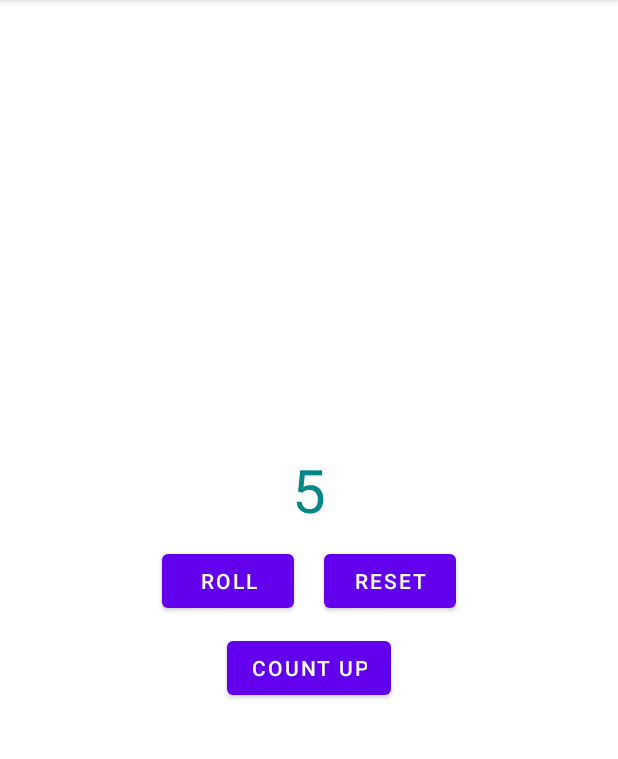
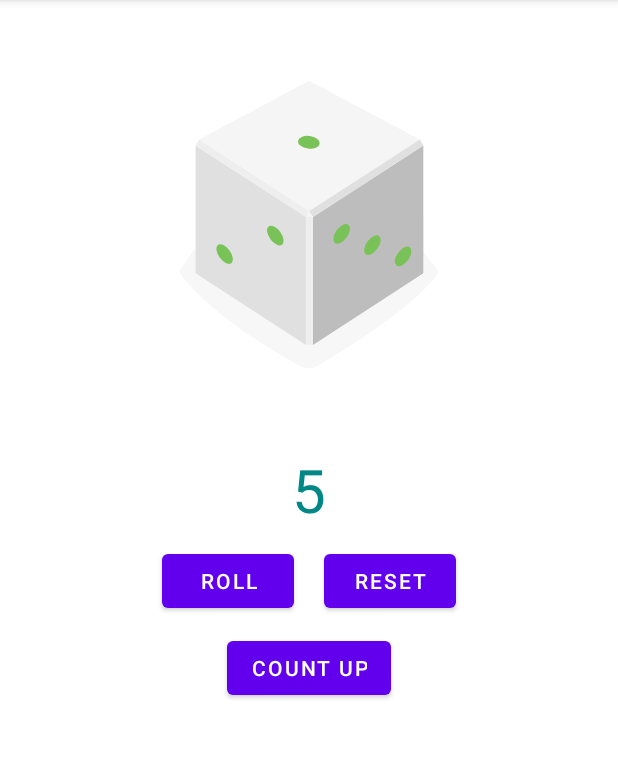
Before and after one commit to jibachhydv/codelab_2, an Android app: the screen it shows after launch (MainActivity), on a phone screen of 412 x 824 dp, the part 84-843 px from its top. Run offline under Robolectric (Android 15) with nearby library versions, the phone set to English and light mode, and no system bars.

Commit message:
Dice Images added

```diff
--- a/app/src/main/java/com/example/codelab_2/MainActivity.kt
+++ b/app/src/main/java/com/example/codelab_2/MainActivity.kt
@@ -4,6 +4,7 @@ import androidx.appcompat.app.AppCompatActivity
 import android.os.Bundle
 import android.util.Log
 import android.widget.Button
+import android.widget.ImageView
 import android.widget.TextView
 import android.widget.Toast
 
@@ -21,14 +22,11 @@ class MainActivity : AppCompatActivity() {
         // set roll value to random number
         rollValue.text = randomNumber()
 
-        Log.d("error", "i am error")
 
         // onClick Event Listener
         rollBtn.setOnClickListener {
 
-            val rands = (1..6).random()
-
-            rollValue.text = randomNumber()
+            rollDice()
         }
 
         var countup:Button = findViewById(R.id.countup)
@@ -51,7 +49,24 @@ class MainActivity : AppCompatActivity() {
     }
 
     private fun rollDice() {
-        Toast.makeText(this,"Button Clicked", Toast.LENGTH_SHORT).show()
+
+        val randomInt = (1..6).random()
+        val resultText: TextView = findViewById(R.id.rollValue)
+        resultText.text = randomInt.toString()
+
+        val img:ImageView = findViewById(R.id.dice_image)
+
+        val drawableResource = when (randomInt) {
+            1 -> R.drawable.dice_1
+            2 -> R.drawable.dice_2
+            3 -> R.drawable.dice_3
+            4 -> R.drawable.dice_4
+            5 -> R.drawable.dice_5
+            else -> R.drawable.dice_6
+        }
+
+        img.setImageResource(drawableResource)
+
     }
 
     private fun countUp() {
--- /dev/null
+++ b/app/src/main/res/drawable/dice_1.xml
@@ -0,0 +1,66 @@
+<!--
+  ~ Copyright 2018, The Android Open Source Project
+  ~
+  ~ Licensed under the Apache License, Version 2.0 (the "License");
+  ~ you may not use this file except in compliance with the License.
+  ~ You may obtain a copy of the License at
+  ~
+  ~     http://www.apache.org/licenses/LICENSE-2.0
+  ~
+  ~ Unless required by applicable law or agreed to in writing, software
+  ~ distributed under the License is distributed on an "AS IS" BASIS,
+  ~ WITHOUT WARRANTIES OR CONDITIONS OF ANY KIND, either express or implied.
+  ~ See the License for the specific language governing permissions and
+  ~ limitations under the License.
+  -->
+
+<vector xmlns:android="http://schemas.android.com/apk/res/android"
+    android:width="200dp"
+    android:height="250dp"
+    android:viewportWidth="800"
+    android:viewportHeight="1000">
+    <path
+        android:fillAlpha="0.5"
+        android:fillColor="#eee"
+        android:pathData="M740.8,635.42c-68.27,90.47 -249.77,201.76 -316,240.63a50.7,50.7 0,0 1,-49.93 0.81c-64.19,-35 -234.09,-133.88 -315.65,-242a14.69,14.69 0,0 1,-0.12 -17.49c77.58,-106.29 159.67,-258.89 341.06,-258.89 182,0 242.19,139.08 340.27,258.88A14.62,14.62 0,0 1,740.8 635.42Z"
+        android:strokeAlpha="0.5" />
+    <path
+        android:fillColor="#bdbdbd"
+        android:pathData="M704.9,630l-294.29,191.06l0,-340.85l294.29,-191.06l0,340.85z" />
+    <path
+        android:fillColor="#e0e0e0"
+        android:pathData="M97.59,630l294.29,191.06l0,-340.85l-294.29,-191.06l0,340.85z" />
+    <path
+        android:fillColor="#f5f5f5"
+        android:pathData="M400.14,464.73l-293.19,-191.45l293.19,-156.31l295.39,156.31l-295.39,191.45z" />
+    <path
+        android:fillColor="#eee"
+        android:pathData="M106.95,273.28l-9.36,15.87l294.29,191.06l8.26,-15.48l-293.19,-191.45z" />
+    <path
+        android:fillColor="#e0e0e0"
+        android:pathData="M695.53,273.28l9.37,15.87l-294.29,191.06l-10.47,-15.48l295.39,-191.45z" />
+    <path
+        android:fillColor="#eee"
+        android:pathData="M391.88,480.21h18.73v340.85h-18.73z" />
+    <path
+        android:fillColor="#f5f5f5"
+        android:pathData="M400.14,464.73l-8.26,15.48l18.73,0l-10.47,-15.48z" />
+    <path
+        android:fillColor="#78c257"
+        android:pathData="M397.45,297.62a16.9,28.71 97.07,1 0,4.16 -33.54a16.9,28.71 97.07,1 0,-4.16 33.54z" />
+    <path
+        android:fillColor="#78c257"
+        android:pathData="M297.17,539.02a30.12,16.11 53.82,1 0,26.01 -19.02a30.12,16.11 53.82,1 0,-26.01 19.02z" />
+    <path
+        android:fillColor="#78c257"
+        android:pathData="M161.96,588.24a30.12,16.11 53.82,1 0,26.01 -19.02a30.12,16.11 53.82,1 0,-26.01 19.02z" />
+    <path
+        android:fillColor="#78c257"
+        android:pathData="M551.15,579.45a30.12,16.11 126.18,1 0,35.56 -48.62a30.12,16.11 126.18,1 0,-35.56 48.62z" />
+    <path
+        android:fillColor="#78c257"
+        android:pathData="M469.12,549.58a30.12,16.11 126.18,1 0,35.56 -48.62a30.12,16.11 126.18,1 0,-35.56 48.62z" />
+    <path
+        android:fillColor="#78c257"
+        android:pathData="M633.17,609.29a30.12,16.11 126.18,1 0,35.56 -48.62a30.12,16.11 126.18,1 0,-35.56 48.62z" />
+</vector>
--- /dev/null
+++ b/app/src/main/res/drawable/dice_2.xml
@@ -0,0 +1,66 @@
+<!--
+  ~ Copyright 2018, The Android Open Source Project
+  ~
+  ~ Licensed under the Apache License, Version 2.0 (the "License");
+  ~ you may not use this file except in compliance with the License.
+  ~ You may obtain a copy of the License at
+  ~
+  ~     http://www.apache.org/licenses/LICENSE-2.0
+  ~
+  ~ Unless required by applicable law or agreed to in writing, software
+  ~ distributed under the License is distributed on an "AS IS" BASIS,
+  ~ WITHOUT WARRANTIES OR CONDITIONS OF ANY KIND, either express or implied.
+  ~ See the License for the specific language governing permissions and
+  ~ limitations under the License.
+  -->
+
+<vector xmlns:android="http://schemas.android.com/apk/res/android"
+    android:width="200dp"
+    android:height="250dp"
+    android:viewportWidth="800"
+    android:viewportHeight="1000">
+    <path
+        android:fillAlpha="0.5"
+        android:fillColor="#eee"
+        android:pathData="M740.8,635.42c-68.27,90.47 -249.77,201.76 -316,240.63a50.7,50.7 0,0 1,-49.93 0.81c-64.19,-35 -234.09,-133.88 -315.65,-242a14.69,14.69 0,0 1,-0.12 -17.49c77.58,-106.29 159.67,-258.89 341.06,-258.89 182,0 242.19,139.08 340.27,258.88A14.62,14.62 0,0 1,740.8 635.42Z"
+        android:strokeAlpha="0.5" />
+    <path
+        android:fillColor="#bdbdbd"
+        android:pathData="M704.9,630l-294.29,191.06l0,-340.85l294.29,-191.06l0,340.85z" />
+    <path
+        android:fillColor="#e0e0e0"
+        android:pathData="M97.59,630l294.29,191.06l0,-340.85l-294.29,-191.06l0,340.85z" />
+    <path
+        android:fillColor="#f5f5f5"
+        android:pathData="M400.14,464.73l-293.19,-191.45l293.19,-156.31l295.39,156.31l-295.39,191.45z" />
+    <path
+        android:fillColor="#eee"
+        android:pathData="M106.95,273.28l-9.36,15.87l294.29,191.06l8.26,-15.48l-293.19,-191.45z" />
+    <path
+        android:fillColor="#e0e0e0"
+        android:pathData="M695.53,273.28l9.37,15.87l-294.29,191.06l-10.47,-15.48l295.39,-191.45z" />
+    <path
+        android:fillColor="#eee"
+        android:pathData="M391.88,480.21h18.73v340.85h-18.73z" />
+    <path
+        android:fillColor="#f5f5f5"
+        android:pathData="M400.14,464.73l-8.26,15.48l18.73,0l-10.47,-15.48z" />
+    <path
+        android:fillColor="#78c257"
+        android:pathData="M520.85,303.25a16.9,28.71 97.07,1 0,4.16 -33.54a16.9,28.71 97.07,1 0,-4.16 33.54z" />
+    <path
+        android:fillColor="#78c257"
+        android:pathData="M273.33,291.99a16.9,28.71 97.07,1 0,4.16 -33.54a16.9,28.71 97.07,1 0,-4.16 33.54z" />
+    <path
+        android:fillColor="#78c257"
+        android:pathData="M229.56,563.64a30.12,16.11 53.82,1 0,26.01 -19.02a30.12,16.11 53.82,1 0,-26.01 19.02z" />
+    <path
+        android:fillColor="#78c257"
+        android:pathData="M311.58,533.77a30.12,16.11 53.82,1 0,26.01 -19.02a30.12,16.11 53.82,1 0,-26.01 19.02z" />
+    <path
+        android:fillColor="#78c257"
+        android:pathData="M147.54,593.49a30.12,16.11 53.82,1 0,26.01 -19.02a30.12,16.11 53.82,1 0,-26.01 19.02z" />
+    <path
+        android:fillColor="#78c257"
+        android:pathData="M551.15,579.45a30.12,16.11 126.18,1 0,35.56 -48.62a30.12,16.11 126.18,1 0,-35.56 48.62z" />
+</vector>
--- /dev/null
+++ b/app/src/main/res/drawable/dice_3.xml
@@ -0,0 +1,66 @@
+<!--
+  ~ Copyright 2018, The Android Open Source Project
+  ~
+  ~ Licensed under the Apache License, Version 2.0 (the "License");
+  ~ you may not use this file except in compliance with the License.
+  ~ You may obtain a copy of the License at
+  ~
+  ~     http://www.apache.org/licenses/LICENSE-2.0
+  ~
+  ~ Unless required by applicable law or agreed to in writing, software
+  ~ distributed under the License is distributed on an "AS IS" BASIS,
+  ~ WITHOUT WARRANTIES OR CONDITIONS OF ANY KIND, either express or implied.
+  ~ See the License for the specific language governing permissions and
+  ~ limitations under the License.
+  -->
+
+<vector xmlns:android="http://schemas.android.com/apk/res/android"
+    android:width="200dp"
+    android:height="250dp"
+    android:viewportWidth="800"
+    android:viewportHeight="1000">
+    <path
+        android:fillAlpha="0.5"
+        android:fillColor="#eee"
+        android:pathData="M740.8,635.42c-68.27,90.47 -249.77,201.76 -316,240.63a50.7,50.7 0,0 1,-49.93 0.81c-64.19,-35 -234.09,-133.88 -315.65,-242a14.69,14.69 0,0 1,-0.12 -17.49c77.58,-106.29 159.67,-258.89 341.06,-258.89 182,0 242.19,139.08 340.27,258.88A14.62,14.62 0,0 1,740.8 635.42Z"
+        android:strokeAlpha="0.5" />
+    <path
+        android:fillColor="#bdbdbd"
+        android:pathData="M704.9,630l-294.29,191.06l0,-340.85l294.29,-191.06l0,340.85z" />
+    <path
+        android:fillColor="#e0e0e0"
+        android:pathData="M97.59,630l294.29,191.06l0,-340.85l-294.29,-191.06l0,340.85z" />
+    <path
+        android:fillColor="#f5f5f5"
+        android:pathData="M400.14,464.73l-293.19,-191.45l293.19,-156.31l295.39,156.31l-295.39,191.45z" />
+    <path
+        android:fillColor="#eee"
+        android:pathData="M106.95,273.28l-9.36,15.87l294.29,191.06l8.26,-15.48l-293.19,-191.45z" />
+    <path
+        android:fillColor="#e0e0e0"
+        android:pathData="M695.53,273.28l9.37,15.87l-294.29,191.06l-10.47,-15.48l295.39,-191.45z" />
+    <path
+        android:fillColor="#eee"
+        android:pathData="M391.88,480.21h18.73v340.85h-18.73z" />
+    <path
+        android:fillColor="#f5f5f5"
+        android:pathData="M400.14,464.73l-8.26,15.48l18.73,0l-10.47,-15.48z" />
+    <path
+        android:fillColor="#78c257"
+        android:pathData="M398.11,297.62a16.9,28.71 97.07,1 0,4.16 -33.54a16.9,28.71 97.07,1 0,-4.16 33.54z" />
+    <path
+        android:fillColor="#78c257"
+        android:pathData="M548.27,304.46a16.9,28.71 97.07,1 0,4.16 -33.54a16.9,28.71 97.07,1 0,-4.16 33.54z" />
+    <path
+        android:fillColor="#78c257"
+        android:pathData="M247.95,290.79a16.9,28.71 97.07,1 0,4.16 -33.54a16.9,28.71 97.07,1 0,-4.16 33.54z" />
+    <path
+        android:fillColor="#78c257"
+        android:pathData="M229.56,563.64a30.12,16.11 53.82,1 0,26.01 -19.02a30.12,16.11 53.82,1 0,-26.01 19.02z" />
+    <path
+        android:fillColor="#78c257"
+        android:pathData="M483.54,554.83a30.12,16.11 126.18,1 0,35.56 -48.62a30.12,16.11 126.18,1 0,-35.56 48.62z" />
+    <path
+        android:fillColor="#78c257"
+        android:pathData="M618.75,604.04a30.12,16.11 126.18,1 0,35.56 -48.62a30.12,16.11 126.18,1 0,-35.56 48.62z" />
+</vector>
--- /dev/null
+++ b/app/src/main/res/drawable/dice_4.xml
@@ -0,0 +1,69 @@
+<!--
+  ~ Copyright 2018, The Android Open Source Project
+  ~
+  ~ Licensed under the Apache License, Version 2.0 (the "License");
+  ~ you may not use this file except in compliance with the License.
+  ~ You may obtain a copy of the License at
+  ~
+  ~     http://www.apache.org/licenses/LICENSE-2.0
+  ~
+  ~ Unless required by applicable law or agreed to in writing, software
+  ~ distributed under the License is distributed on an "AS IS" BASIS,
+  ~ WITHOUT WARRANTIES OR CONDITIONS OF ANY KIND, either express or implied.
+  ~ See the License for the specific language governing permissions and
+  ~ limitations under the License.
+  -->
+
+<vector xmlns:android="http://schemas.android.com/apk/res/android"
+    android:width="200dp"
+    android:height="250dp"
+    android:viewportWidth="800"
+    android:viewportHeight="1000">
+    <path
+        android:fillAlpha="0.5"
+        android:fillColor="#eee"
+        android:pathData="M740.8,635.42c-68.27,90.47 -249.77,201.76 -316,240.63a50.7,50.7 0,0 1,-49.93 0.81c-64.19,-35 -234.09,-133.88 -315.65,-242a14.69,14.69 0,0 1,-0.12 -17.49c77.58,-106.29 159.67,-258.89 341.06,-258.89 182,0 242.19,139.08 340.27,258.88A14.62,14.62 0,0 1,740.8 635.42Z"
+        android:strokeAlpha="0.5" />
+    <path
+        android:fillColor="#bdbdbd"
+        android:pathData="M704.9,630l-294.29,191.06l0,-340.85l294.29,-191.06l0,340.85z" />
+    <path
+        android:fillColor="#e0e0e0"
+        android:pathData="M97.59,630l294.29,191.06l0,-340.85l-294.29,-191.06l0,340.85z" />
+    <path
+        android:fillColor="#f5f5f5"
+        android:pathData="M400.14,464.73l-293.19,-191.45l293.19,-156.31l295.39,156.31l-295.39,191.45z" />
+    <path
+        android:fillColor="#eee"
+        android:pathData="M106.95,273.28l-9.36,15.87l294.29,191.06l8.26,-15.48l-293.19,-191.45z" />
+    <path
+        android:fillColor="#e0e0e0"
+        android:pathData="M695.53,273.28l9.37,15.87l-294.29,191.06l-10.47,-15.48l295.39,-191.45z" />
+    <path
+        android:fillColor="#eee"
+        android:pathData="M391.88,480.21h18.73v340.85h-18.73z" />
+    <path
+        android:fillColor="#f5f5f5"
+        android:pathData="M400.14,464.73l-8.26,15.48l18.73,0l-10.47,-15.48z" />
+    <path
+        android:fillColor="#78c257"
+        android:pathData="M530.08,303.65a16.9,28.71 97.07,1 0,4.16 -33.54a16.9,28.71 97.07,1 0,-4.16 33.54z" />
+    <path
+        android:fillColor="#78c257"
+        android:pathData="M389.68,218.17a16.9,28.71 97.07,1 0,4.16 -33.54a16.9,28.71 97.07,1 0,-4.16 33.54z" />
+    <path
+        android:fillColor="#78c257"
+        android:pathData="M405.35,377.09a16.9,28.71 97.07,1 0,4.16 -33.54a16.9,28.71 97.07,1 0,-4.16 33.54z" />
+    <path
+        android:fillColor="#78c257"
+        android:pathData="M264.95,291.6a16.9,28.71 97.07,1 0,4.16 -33.54a16.9,28.71 97.07,1 0,-4.16 33.54z" />
+    <path
+        android:fillColor="#78c257"
+        android:pathData="M297.17,541.59a30.12,16.11 53.82,1 0,26.01 -19.02a30.12,16.11 53.82,1 0,-26.01 19.02z" />
+    <path
+        android:fillColor="#78c257"
+        android:pathData="M161.96,590.81a30.12,16.11 53.82,1 0,26.01 -19.02a30.12,16.11 53.82,1 0,-26.01 19.02z" />
+    <path
+        android:fillColor="#78c257"
+        android:pathData="M551.15,579.45a30.12,16.11 126.18,1 0,35.56 -48.62a30.12,16.11 126.18,1 0,-35.56 48.62z" />
+</vector>
--- /dev/null
+++ b/app/src/main/res/drawable/dice_5.xml
@@ -0,0 +1,75 @@
+<!--
+  ~ Copyright 2018, The Android Open Source Project
+  ~
+  ~ Licensed under the Apache License, Version 2.0 (the "License");
+  ~ you may not use this file except in compliance with the License.
+  ~ You may obtain a copy of the License at
+  ~
+  ~     http://www.apache.org/licenses/LICENSE-2.0
+  ~
+  ~ Unless required by applicable law or agreed to in writing, software
+  ~ distributed under the License is distributed on an "AS IS" BASIS,
+  ~ WITHOUT WARRANTIES OR CONDITIONS OF ANY KIND, either express or implied.
+  ~ See the License for the specific language governing permissions and
+  ~ limitations under the License.
+  -->
+
+<vector xmlns:android="http://schemas.android.com/apk/res/android"
+    android:width="200dp"
+    android:height="250dp"
+    android:viewportWidth="800"
+    android:viewportHeight="1000">
+    <path
+        android:fillAlpha="0.5"
+        android:fillColor="#eee"
+        android:pathData="M740.8,635.42c-68.27,90.47 -249.77,201.76 -316,240.63a50.7,50.7 0,0 1,-49.93 0.81c-64.19,-35 -234.09,-133.88 -315.65,-242a14.69,14.69 0,0 1,-0.12 -17.49c77.58,-106.29 159.67,-258.89 341.06,-258.89 182,0 242.19,139.08 340.27,258.88A14.62,14.62 0,0 1,740.8 635.42Z"
+        android:strokeAlpha="0.5" />
+    <path
+        android:fillColor="#bdbdbd"
+        android:pathData="M704.9,630l-294.29,191.06l0,-340.85l294.29,-191.06l0,340.85z" />
+    <path
+        android:fillColor="#e0e0e0"
+        android:pathData="M97.59,630l294.29,191.06l0,-340.85l-294.29,-191.06l0,340.85z" />
+    <path
+        android:fillColor="#f5f5f5"
+        android:pathData="M400.14,464.73l-293.19,-191.45l293.19,-156.31l295.39,156.31l-295.39,191.45z" />
+    <path
+        android:fillColor="#eee"
+        android:pathData="M106.95,273.28l-9.36,15.87l294.29,191.06l8.26,-15.48l-293.19,-191.45z" />
+    <path
+        android:fillColor="#e0e0e0"
+        android:pathData="M695.53,273.28l9.37,15.87l-294.29,191.06l-10.47,-15.48l295.39,-191.45z" />
+    <path
+        android:fillColor="#eee"
+        android:pathData="M391.88,480.21h18.73v340.85h-18.73z" />
+    <path
+        android:fillColor="#f5f5f5"
+        android:pathData="M400.14,464.73l-8.26,15.48l18.73,0l-10.47,-15.48z" />
+    <path
+        android:fillColor="#78c257"
+        android:pathData="M397.05,297.63a16.9,28.71 97.07,1 0,4.16 -33.54a16.9,28.71 97.07,1 0,-4.16 33.54z" />
+    <path
+        android:fillColor="#78c257"
+        android:pathData="M547.21,304.45a16.9,28.71 97.07,1 0,4.16 -33.54a16.9,28.71 97.07,1 0,-4.16 33.54z" />
+    <path
+        android:fillColor="#78c257"
+        android:pathData="M388.17,207.62a16.9,28.71 97.07,1 0,4.16 -33.54a16.9,28.71 97.07,1 0,-4.16 33.54z" />
+    <path
+        android:fillColor="#78c257"
+        android:pathData="M405.93,387.62a16.9,28.71 97.07,1 0,4.16 -33.54a16.9,28.71 97.07,1 0,-4.16 33.54z" />
+    <path
+        android:fillColor="#78c257"
+        android:pathData="M246.89,290.79a16.9,28.71 97.07,1 0,4.16 -33.54a16.9,28.71 97.07,1 0,-4.16 33.54z" />
+    <path
+        android:fillColor="#78c257"
+        android:pathData="M229.56,563.64a30.12,16.11 53.82,1 0,26.01 -19.02a30.12,16.11 53.82,1 0,-26.01 19.02z" />
+    <path
+        android:fillColor="#78c257"
+        android:pathData="M551.15,579.45a30.12,16.11 126.18,1 0,35.56 -48.62a30.12,16.11 126.18,1 0,-35.56 48.62z" />
+    <path
+        android:fillColor="#78c257"
+        android:pathData="M469.12,549.58a30.12,16.11 126.18,1 0,35.56 -48.62a30.12,16.11 126.18,1 0,-35.56 48.62z" />
+    <path
+        android:fillColor="#78c257"
+        android:pathData="M633.17,609.29a30.12,16.11 126.18,1 0,35.56 -48.62a30.12,16.11 126.18,1 0,-35.56 48.62z" />
+</vector>
--- /dev/null
+++ b/app/src/main/res/drawable/dice_6.xml
@@ -0,0 +1,81 @@
+<!--
+  ~ Copyright 2018, The Android Open Source Project
+  ~
+  ~ Licensed under the Apache License, Version 2.0 (the "License");
+  ~ you may not use this file except in compliance with the License.
+  ~ You may obtain a copy of the License at
+  ~
+  ~     http://www.apache.org/licenses/LICENSE-2.0
+  ~
+  ~ Unless required by applicable law or agreed to in writing, software
+  ~ distributed under the License is distributed on an "AS IS" BASIS,
+  ~ WITHOUT WARRANTIES OR CONDITIONS OF ANY KIND, either express or implied.
+  ~ See the License for the specific language governing permissions and
+  ~ limitations under the License.
+  -->
+
+<vector xmlns:android="http://schemas.android.com/apk/res/android"
+    android:width="200dp"
+    android:height="250dp"
+    android:viewportWidth="800"
+    android:viewportHeight="1000">
+    <path
+        android:fillAlpha="0.5"
+        android:fillColor="#eee"
+        android:pathData="M740.8,635.42c-68.27,90.47 -249.77,201.76 -316,240.63a50.7,50.7 0,0 1,-49.93 0.81c-64.19,-35 -234.09,-133.88 -315.65,-242a14.69,14.69 0,0 1,-0.12 -17.49c77.58,-106.29 159.67,-258.89 341.06,-258.89 182,0 242.19,139.08 340.27,258.88A14.62,14.62 0,0 1,740.8 635.42Z"
+        android:strokeAlpha="0.5" />
+    <path
+        android:fillColor="#bdbdbd"
+        android:pathData="M704.9,630l-294.29,191.06l0,-340.85l294.29,-191.06l0,340.85z" />
+    <path
+        android:fillColor="#e0e0e0"
+        android:pathData="M97.59,630l294.29,191.06l0,-340.85l-294.29,-191.06l0,340.85z" />
+    <path
+        android:fillColor="#f5f5f5"
+        android:pathData="M400.14,464.73l-293.19,-191.45l293.19,-156.31l295.39,156.31l-295.39,191.45z" />
+    <path
+        android:fillColor="#eee"
+        android:pathData="M106.95,273.28l-9.36,15.87l294.29,191.06l8.26,-15.48l-293.19,-191.45z" />
+    <path
+        android:fillColor="#e0e0e0"
+        android:pathData="M695.53,273.28l9.37,15.87l-294.29,191.06l-10.47,-15.48l295.39,-191.45z" />
+    <path
+        android:fillColor="#eee"
+        android:pathData="M391.88,480.21h18.73v340.85h-18.73z" />
+    <path
+        android:fillColor="#f5f5f5"
+        android:pathData="M400.14,464.73l-8.26,15.48l18.73,0l-10.47,-15.48z" />
+    <path
+        android:fillColor="#78c257"
+        android:pathData="M326.53,254.89a16.9,28.71 97.07,1 0,4.16 -33.54a16.9,28.71 97.07,1 0,-4.16 33.54z" />
+    <path
+        android:fillColor="#78c257"
+        android:pathData="M537.57,298.78a16.9,28.71 97.07,1 0,4.16 -33.54a16.9,28.71 97.07,1 0,-4.16 33.54z" />
+    <path
+        android:fillColor="#78c257"
+        android:pathData="M397.17,213.3a16.9,28.71 97.07,1 0,4.16 -33.54a16.9,28.71 97.07,1 0,-4.16 33.54z" />
+    <path
+        android:fillColor="#78c257"
+        android:pathData="M396.31,381.95a16.9,28.71 97.07,1 0,4.16 -33.54a16.9,28.71 97.07,1 0,-4.16 33.54z" />
+    <path
+        android:fillColor="#78c257"
+        android:pathData="M255.91,296.47a16.9,28.71 97.07,1 0,4.16 -33.54a16.9,28.71 97.07,1 0,-4.16 33.54z" />
+    <path
+        android:fillColor="#78c257"
+        android:pathData="M466.93,340.37a16.9,28.71 97.07,1 0,4.16 -33.54a16.9,28.71 97.07,1 0,-4.16 33.54z" />
+    <path
+        android:fillColor="#78c257"
+        android:pathData="M230,563.64a30.12,16.11 53.82,1 0,26.01 -19.02a30.12,16.11 53.82,1 0,-26.01 19.02z" />
+    <path
+        android:fillColor="#78c257"
+        android:pathData="M312.02,533.78a30.12,16.11 53.82,1 0,26.01 -19.02a30.12,16.11 53.82,1 0,-26.01 19.02z" />
+    <path
+        android:fillColor="#78c257"
+        android:pathData="M147.96,593.48a30.12,16.11 53.82,1 0,26.01 -19.02a30.12,16.11 53.82,1 0,-26.01 19.02z" />
+    <path
+        android:fillColor="#78c257"
+        android:pathData="M483.54,554.83a30.12,16.11 126.18,1 0,35.56 -48.62a30.12,16.11 126.18,1 0,-35.56 48.62z" />
+    <path
+        android:fillColor="#78c257"
+        android:pathData="M618.75,604.04a30.12,16.11 126.18,1 0,35.56 -48.62a30.12,16.11 126.18,1 0,-35.56 48.62z" />
+</vector>
--- /dev/null
+++ b/app/src/main/res/drawable/empty_dice.xml
@@ -0,0 +1,27 @@
+<!--
+  ~ Copyright 2018, The Android Open Source Project
+  ~
+  ~ Licensed under the Apache License, Version 2.0 (the "License");
+  ~ you may not use this file except in compliance with the License.
+  ~ You may obtain a copy of the License at
+  ~
+  ~     http://www.apache.org/licenses/LICENSE-2.0
+  ~
+  ~ Unless required by applicable law or agreed to in writing, software
+  ~ distributed under the License is distributed on an "AS IS" BASIS,
+  ~ WITHOUT WARRANTIES OR CONDITIONS OF ANY KIND, either express or implied.
+  ~ See the License for the specific language governing permissions and
+  ~ limitations under the License.
+  -->
+
+<vector xmlns:android="http://schemas.android.com/apk/res/android"
+    android:width="200dp"
+    android:height="250dp"
+    android:viewportWidth="800"
+    android:viewportHeight="1000">
+
+    <path
+        android:fillColor="#00000000"
+        android:pathData="M0,0l0,0z" />
+
+</vector>
--- a/app/src/main/res/layout/activity_main.xml
+++ b/app/src/main/res/layout/activity_main.xml
@@ -6,7 +6,18 @@
     android:layout_height="match_parent"
     tools:context=".MainActivity">
 
+    <ImageView
+        android:id="@+id/dice_image"
+        android:layout_width="wrap_content"
+        android:layout_height="wrap_content"
+        android:src="@drawable/dice_1"
+        app:layout_constraintBottom_toTopOf="@+id/linearLayout"
+        app:layout_constraintEnd_toEndOf="parent"
+        app:layout_constraintStart_toStartOf="parent"
+        app:layout_constraintTop_toTopOf="parent" />
+
     <LinearLayout
+        android:id="@+id/linearLayout"
         android:layout_width="match_parent"
         android:layout_height="wrap_content"
         android:orientation="vertical"
@@ -24,17 +35,18 @@
             android:textSize="40dp" />
 
         <LinearLayout
+            android:layout_width="match_parent"
+            android:layout_height="wrap_content"
+            android:layout_margin="10dp"
             android:gravity="center_horizontal"
-            android:layout_width="match_parent"
-            android:layout_margin="10dp"
-            android:orientation="horizontal"
-            android:layout_height="wrap_content">
+            android:orientation="horizontal">
+
             <Button
                 android:id="@+id/rollbutton"
                 android:layout_width="wrap_content"
                 android:layout_height="wrap_content"
+                android:layout_marginRight="20dp"
                 android:text="Roll"
-                android:layout_marginRight="20dp"
                 app:layout_constraintTop_toBottomOf="@+id/rollValue" />
 
             <Button
@@ -45,14 +57,12 @@
         </LinearLayout>
 
 
-
         <Button
+            android:id="@+id/countup"
             android:layout_width="wrap_content"
             android:layout_height="wrap_content"
             android:layout_gravity="center_horizontal"
-            android:text="Count Up"
-            android:id="@+id/countup"
-            />
+            android:text="Count Up" />
 
     </LinearLayout>
 
```
